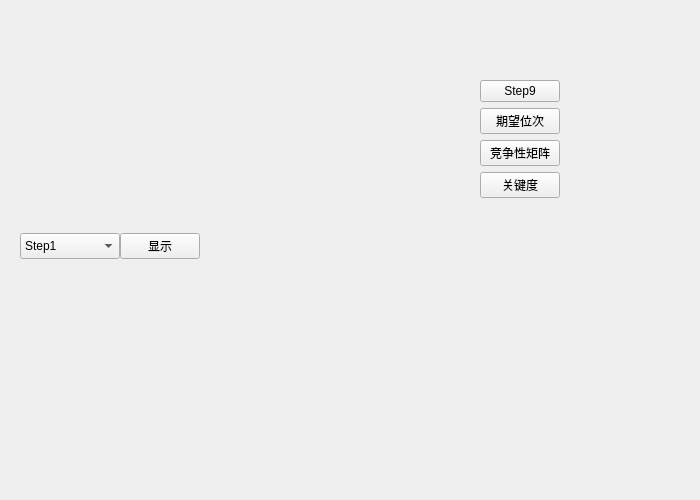
First picture: the form in Step9.ui, repository albert2lyu/QualityFunctionDeployment, before the edit.
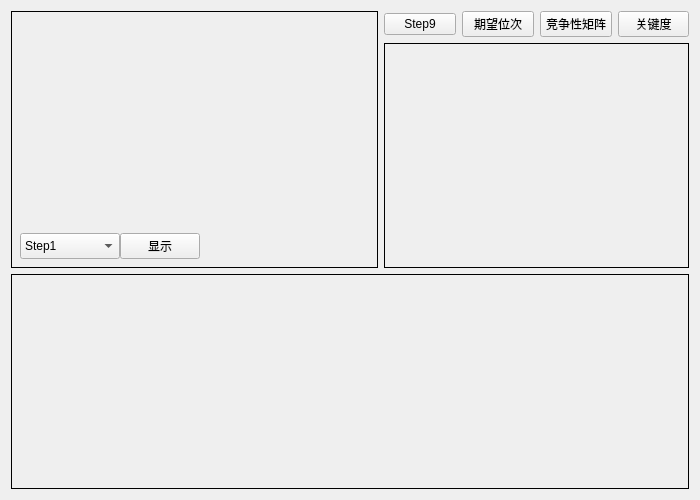
Second picture: the form after the edit. Icons and pictures are not drawn.

The edit to the form file:
```diff
--- a/Step9.ui
+++ b/Step9.ui
@@ -42,6 +42,9 @@
          <height>200</height>
         </size>
        </property>
+       <property name="styleSheet">
+        <string notr="true">#widget{border:1px solid black}</string>
+       </property>
        <layout class="QVBoxLayout" name="verticalLayout_3">
         <item>
          <widget class="QWidget" name="widget_2" native="true">
@@ -58,7 +61,8 @@
            </size>
           </property>
           <property name="styleSheet">
-           <string notr="true">image: url(:/image/back.png);</string>
+           <string notr="true">image: url(:/image/back.png);
+border-color: rgb(0, 0, 0);border:1px;</string>
           </property>
          </widget>
         </item>
@@ -149,32 +153,28 @@
       </widget>
      </item>
      <item>
-      <widget class="QStackedWidget" name="stackedWidget">
-       <property name="sizePolicy">
-        <sizepolicy hsizetype="Minimum" vsizetype="Preferred">
-         <horstretch>0</horstretch>
-         <verstretch>0</verstretch>
-        </sizepolicy>
-       </property>
+      <widget class="QWidget" name="widget_3" native="true">
        <property name="minimumSize">
         <size>
-         <width>0</width>
+         <width>300</width>
          <height>0</height>
         </size>
        </property>
-       <property name="currentIndex">
-        <number>0</number>
-       </property>
-       <widget class="QWidget" name="page">
-        <layout class="QGridLayout" name="gridLayout" rowstretch="3" columnstretch="0">
-         <item row="0" column="0">
           <layout class="QVBoxLayout" name="verticalLayout_2">
            <property name="leftMargin">
-            <number>120</number>
+         <number>0</number>
+        </property>
+        <property name="topMargin">
+         <number>0</number>
            </property>
            <property name="rightMargin">
-            <number>120</number>
-           </property>
+         <number>0</number>
+        </property>
+        <property name="bottomMargin">
+         <number>0</number>
+        </property>
+        <item>
+         <layout class="QHBoxLayout" name="horizontalLayout_2">
            <item>
             <widget class="QPushButton" name="pushButton">
              <property name="sizePolicy">
@@ -217,12 +217,34 @@
            </item>
           </layout>
          </item>
-        </layout>
-       </widget>
+        <item>
+         <widget class="QStackedWidget" name="stackedWidget">
+          <property name="sizePolicy">
+           <sizepolicy hsizetype="Minimum" vsizetype="Preferred">
+            <horstretch>0</horstretch>
+            <verstretch>0</verstretch>
+           </sizepolicy>
+          </property>
+          <property name="minimumSize">
+           <size>
+            <width>0</width>
+            <height>0</height>
+           </size>
+          </property>
+          <property name="styleSheet">
+           <string notr="true">#stackedWidget{border:1px solid black}</string>
+          </property>
+          <property name="currentIndex">
+           <number>0</number>
+          </property>
+          <widget class="QWidget" name="page"/>
        <widget class="QWidget" name="page_2"/>
       </widget>
      </item>
     </layout>
+      </widget>
+     </item>
+    </layout>
    </item>
    <item>
     <widget class="QStackedWidget" name="stackedWidget_2">
@@ -238,6 +260,9 @@
        <height>200</height>
       </size>
      </property>
+     <property name="styleSheet">
+      <string notr="true">#stackedWidget_2{border:1px solid black}</string>
+     </property>
      <widget class="QWidget" name="page_3">
       <layout class="QGridLayout" name="gridLayout_2">
        <property name="leftMargin">
```
Left out of the diff: 5 changed lines with no effect on the pictures. Lines whose indentation alone changed are shown as unchanged.
